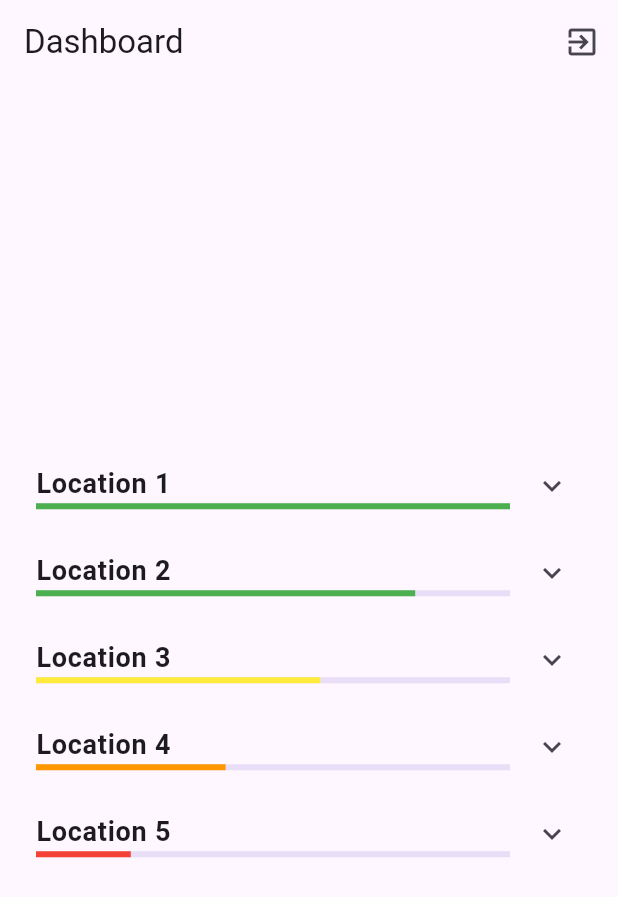
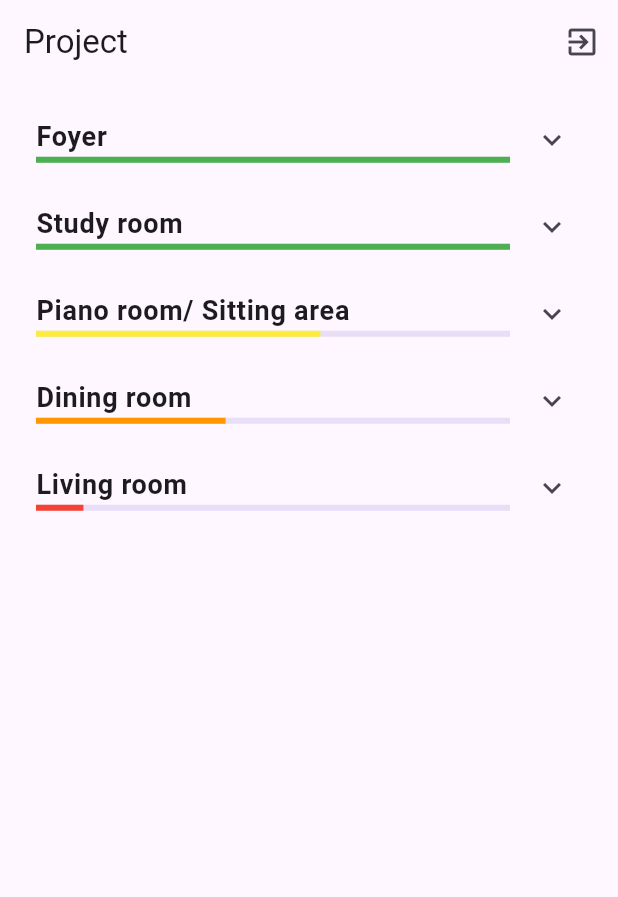
Before and after one commit to DavidPerezG/urban_app_demo, a Flutter app: the DashboardScreen screen opened directly, on a phone screen of 412 x 824 dp. Shown: the top 897 px of the screen. Run offline on Flutter 3.47's test engine with Material 3 defaults, Android fonts, the phone set to English and light mode, and no system bars; our stand-ins replace carousel_slider, cloud_firestore, dots_indicator, firebase_auth, firebase_core, image_picker and 1 more; missing offline and left inert: wordpress_client; accounts and stored records are empty.

Commit message:
screen intake and quest

```diff
--- a/lib/src/screens/dashboard_screen.dart
+++ b/lib/src/screens/dashboard_screen.dart
@@ -1,4 +1,7 @@
 import 'package:flutter/material.dart';
+import 'package:urban_app/src/screens/intake_screen.dart';
+import 'package:urban_app/src/screens/questionnaire_screen.dart';
+// Import other screens as needed
 
 class DashboardScreen extends StatefulWidget {
   @override
@@ -6,12 +9,19 @@ class DashboardScreen extends StatefulWidget {
 }
 
 class _DashboardScreenState extends State<DashboardScreen> {
+  // Define a mapping of task names to corresponding screens
+  final Map<String, Widget> taskScreens = {
+    'Intake': IntakeScreen(),
+    'Questionnaire': QuestionnaireScreen(),
+    // Add other screens as needed
+  };
+
   List<Map<String, dynamic>> locations = [
-    {'name': 'Location 1', 'progress': 1.0},
-    {'name': 'Location 2', 'progress': 0.8},
-    {'name': 'Location 3', 'progress': 0.6},
-    {'name': 'Location 4', 'progress': 0.4},
-    {'name': 'Location 5', 'progress': 0.2},
+    {'name': 'Foyer', 'progress': 9.0},
+    {'name': 'Study room', 'progress': 1.0},
+    {'name': 'Piano room/ Sitting area', 'progress': 0.6},
+    {'name': 'Dining room', 'progress': 0.4},
+    {'name': 'Living room', 'progress': 0.1},
   ];
 
   List<Map<String, String>> tasks = [
@@ -42,7 +52,7 @@ class _DashboardScreenState extends State<DashboardScreen> {
   Widget build(BuildContext context) {
     return Scaffold(
       appBar: AppBar(
-        title: Text('Dashboard'),
+        title: Text('Project'),
         actions: [
           IconButton(
             icon: Icon(Icons.exit_to_app),
@@ -52,13 +62,13 @@ class _DashboardScreenState extends State<DashboardScreen> {
           ),
         ],
       ),
-      body: Center(
+      body: SingleChildScrollView(
         child: Padding(
           padding: const EdgeInsets.all(8.0),
           child: Column(
-            mainAxisAlignment: MainAxisAlignment.center,
             children: locations.map((location) {
               return ExpansionTile(
+                shape: CircleBorder(eccentricity: 0.1),
                 title: Column(
                   crossAxisAlignment: CrossAxisAlignment.start,
                   children: [
@@ -79,23 +89,40 @@ class _DashboardScreenState extends State<DashboardScreen> {
                 ),
                 initiallyExpanded: false,
                 children: tasks.map((task) {
-                  return Padding(
-                    padding: const EdgeInsets.symmetric(vertical: 8.0),
-                    child: ListTile(
-                      title: Text(
+                  return InkWell(
+                    onTap: () {
+                      // Check if the task name is in the mapping
+                      if (taskScreens.containsKey(task['task'])) {
+                        Navigator.push(
+                          context,
+                          MaterialPageRoute(
+                            builder: (context) => taskScreens[task['task']]!,
+                          ),
+                        );
+                      }
+                    },
+                    child: Padding(
+                      padding: const EdgeInsets.symmetric(
+                          vertical: 16.0, horizontal: 16.0),
+                      child: Row(
+                        mainAxisAlignment: MainAxisAlignment.spaceBetween,
+                        children: [
+                          Text(
                             task['task'] ?? '',
                             style: TextStyle(
                               fontSize: 16.0,
                               fontWeight: FontWeight.w500,
                             ),
                           ),
-                      subtitle: Text(
+                          Text(
                             task['status'] ?? '',
                             style: TextStyle(
                               color: task['status'] == 'Finished'
                                   ? Colors.green
                                   : Colors.orange,
                             ),
+                          ),
+                        ],
                       ),
                     ),
                   );
--- a/lib/src/screens/home_screen.dart
+++ b/lib/src/screens/home_screen.dart
@@ -1,9 +1,7 @@
-// lib/src/screens/home_screen.dart
-
 import 'package:flutter/material.dart';
 import 'package:urban_app/src/screens/dashboard_screen.dart';
-import 'chat_screen.dart'; // Import your ChatScreen
-import 'profile_screen.dart'; // Import your ProfileScreen
+import 'chat_screen.dart';
+import 'profile_screen.dart';
 
 class HomeScreen extends StatefulWidget {
   @override
--- a/lib/src/screens/profile_screen.dart
+++ b/lib/src/screens/profile_screen.dart
@@ -1,11 +1,8 @@
-// lib/src/screens/profile_screen.dart
-
 import 'package:firebase_auth/firebase_auth.dart';
 import 'package:flutter/material.dart';
 import 'package:provider/provider.dart';
 import 'package:urban_app/src/providers/user_provider.dart';
 import 'package:urban_app/src/screens/login_screen.dart';
-import 'package:urban_app/utils/globals.dart';
 import 'package:wordpress_client/wordpress_client.dart';
 import 'package:urban_app/utils/colors.dart';
 
--- a/lib/src/screens/signup_screen.dart
+++ b/lib/src/screens/signup_screen.dart
@@ -11,7 +11,6 @@ class SignupScreen extends StatelessWidget {
     try {
       // Basic email and password validation
       if (email.isEmpty || password.isEmpty) {
-        // Show an error message or perform other actions for invalid input
         print('Invalid email or password');
         return;
       }
@@ -33,7 +32,6 @@ class SignupScreen extends StatelessWidget {
     } catch (e) {
       // Failed Signup
       print('Signup failed: $e');
-      // Show error message or perform other actions
     }
   }
 
--- a/pubspec.yaml
+++ b/pubspec.yaml
@@ -36,8 +36,8 @@ dependencies:
 
   # The following adds the Cupertino Icons font to your application.
   # Use with the CupertinoIcons class for iOS style icons.
-  flutter_html: ^2.2.1
   cupertino_icons: ^1.0.2
+
   firebase_core: ^2.25.4
   firebase_analytics: ^10.4.4
   firebase_crashlytics: ^3.3.4
@@ -47,6 +47,10 @@ dependencies:
   wordpress_client: ^8.3.7
   json_annotation: ^4.8.1
   provider: ^6.1.1
+  image_picker: ^1.0.7
+  carousel_slider: ^4.2.1
+  dots_indicator: ^3.0.0
+  webview_flutter: ^4.5.0
 
 dev_dependencies:
   flutter_test:
```
Also changed, not shown: lib/src/models/user_data.dart (+2 -5 lines), lib/src/screens/intake_screen.dart (added, +141 -0 lines), lib/src/screens/questionnaire_screen.dart (added, +148 -0 lines), pubspec.lock, 5 other files. Lines whose indentation alone changed are shown as unchanged.
